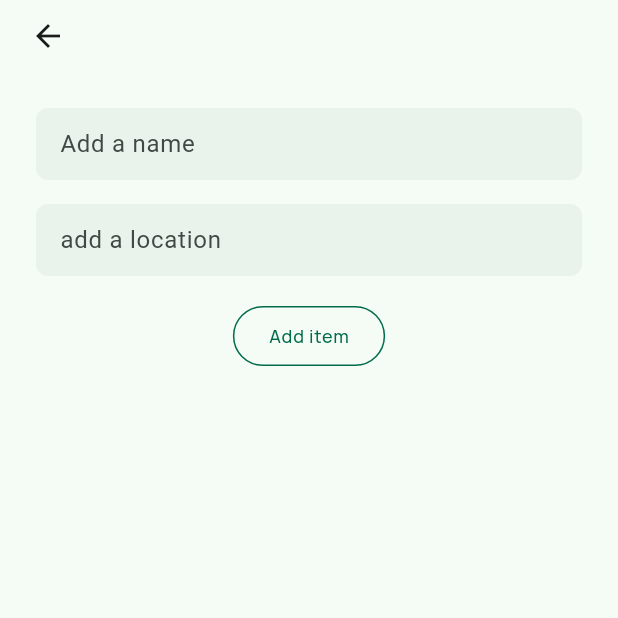
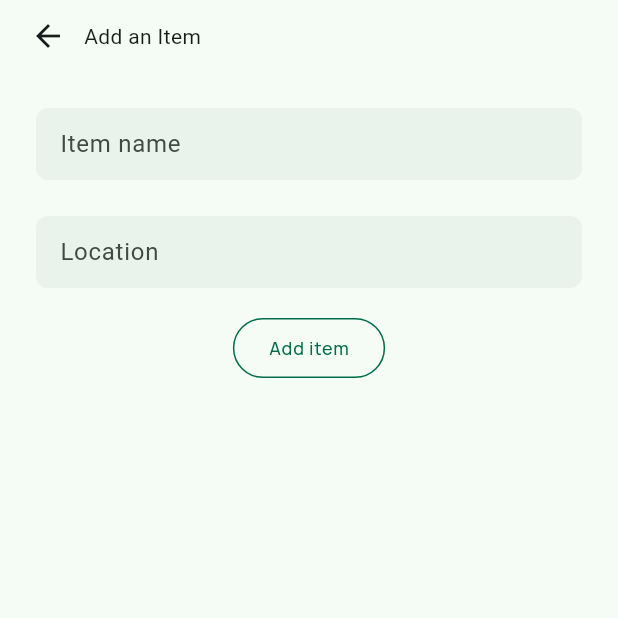
Before and after one commit to davidkmulligan/flutter-notifiers, a Flutter app: the AddConsumableView screen opened by its route, on a phone screen of 412 x 824 dp, the top half of it. Run offline on Flutter 3.47's test engine with Material 2 defaults, Android fonts, the phone set to English and light mode, and no system bars.

Commit message:
house cleaning

```diff
--- a/lib/inventory_view/add_consumable_view.dart
+++ b/lib/inventory_view/add_consumable_view.dart
@@ -1,9 +1,10 @@
 import 'package:flutter/material.dart';
+import 'package:pantry/inventory_view/components/edit_top_bar.dart';
 
 import 'package:pantry/models/consumable.dart';
 import 'package:pantry/app/dataStore.dart';
 
-import 'package:pantry/inventory_view/components/inventory_back_button.dart';
+// import 'package:pantry/inventory_view/components/inventory_back_button.dart';
 import 'package:pantry/inventory_view/components/consumable_form.dart';
 
 class AddConsumableView extends StatefulWidget {
@@ -44,7 +45,9 @@ class _AddConsumableViewState extends State<AddConsumableView> {
       body: SafeArea(
         child: Column(
           children: [
-            const InventoryBackButton(),
+            const EditTopBar(
+              title: "Add an Item",
+            ),
             ConsumableForm(
               formKey: _formKey,
               nameController: _nameController,
--- a/lib/inventory_view/components/consumable_form.dart
+++ b/lib/inventory_view/components/consumable_form.dart
@@ -27,10 +27,13 @@ class ConsumableForm extends StatelessWidget {
           const SizedBox(height: 24.0),
           InventoryTextField(
             controller: nameController,
+            labelText: 'Item name',
             hintText: 'Add a name',
           ),
+          const SizedBox(height: 8.0),
           InventoryTextField(
             controller: locationController,
+            labelText: 'Location',
             hintText: 'add a location',
           ),
           _submitButton(onSubmitCallback),
--- a/lib/inventory_view/components/inventory_list_group.dart
+++ b/lib/inventory_view/components/inventory_list_group.dart
@@ -14,7 +14,7 @@ class InventoryListGroup extends StatelessWidget {
   @override
   Widget build(BuildContext context) {
     return Container(
-      margin: const EdgeInsets.fromLTRB(16.0, 16.0, 16.0, 16.0),
+      margin: const EdgeInsets.fromLTRB(16.0, 24.0, 16.0, 16.0),
       child: Column(
         children: [
           _groupTitle(group.name),
@@ -29,7 +29,7 @@ Widget _groupTitle(String title) {
   return Container(
     alignment: Alignment.centerLeft,
     // padding: const EdgeInsets.fromLTRB(16.0, 0.0, 0.0, 16.0),
-    padding: const EdgeInsets.only(left: 8.0, bottom: 4.0),
+    padding: const EdgeInsets.only(left: 0.0, bottom: 6.0),
     child: Text(
       title,
       style: theme.Typography.headline(theme.Palette.onBackground),
@@ -58,7 +58,9 @@ List<Widget> _listTiles(List<Consumable> consumables) {
     listTiles.add(InventoryListTile(consumable: c));
     listTiles.add(const Divider(
       indent: 16.0,
+      endIndent: 2.0,
       height: 0.0,
+      color: Color.fromARGB(132, 158, 158, 158),
     ));
   }
 
--- a/lib/inventory_view/components/inventory_text_field.dart
+++ b/lib/inventory_view/components/inventory_text_field.dart
@@ -6,11 +6,13 @@ class InventoryTextField extends StatelessWidget {
   const InventoryTextField({
     Key? key,
     required this.controller,
+    required this.labelText,
     this.hintText = '',
   }) : super(key: key);
 
   final TextEditingController controller;
   final String hintText;
+  final String labelText;
 
   @override
   Widget build(BuildContext context) {
@@ -30,6 +32,7 @@ class InventoryTextField extends StatelessWidget {
             borderSide: BorderSide.none,
           ),
           hintText: hintText,
+          labelText: labelText,
         ),
         controller: controller,
         validator: (value) =>
--- a/lib/inventory_view/edit_consumable_view.dart
+++ b/lib/inventory_view/edit_consumable_view.dart
@@ -1,4 +1,5 @@
 import 'package:flutter/material.dart';
+import 'package:pantry/inventory_view/components/edit_top_bar.dart';
 
 import 'package:pantry/models/consumable.dart';
 import 'package:pantry/app/dataStore.dart';
@@ -50,7 +51,9 @@ class _EditConsumableViewState extends State<EditConsumableView> {
       body: SafeArea(
         child: Column(
           children: [
-            const InventoryBackButton(),
+            const EditTopBar(
+              title: "Edit an Item",
+            ),
             ConsumableForm(
               formKey: _formKey,
               nameController: _nameController,
--- a/lib/main.dart
+++ b/lib/main.dart
@@ -4,8 +4,5 @@ import 'package:flutter/material.dart';
 import 'package:pantry/app/app.dart';
 
 void main() {
-  // Store.init();
-  // Store.sortInventoryGroups();
-
   runApp(App());
 }
```
Also changed, not shown: lib/inventory_view/components/inventory_list_view.dart (+7 -1 lines).
